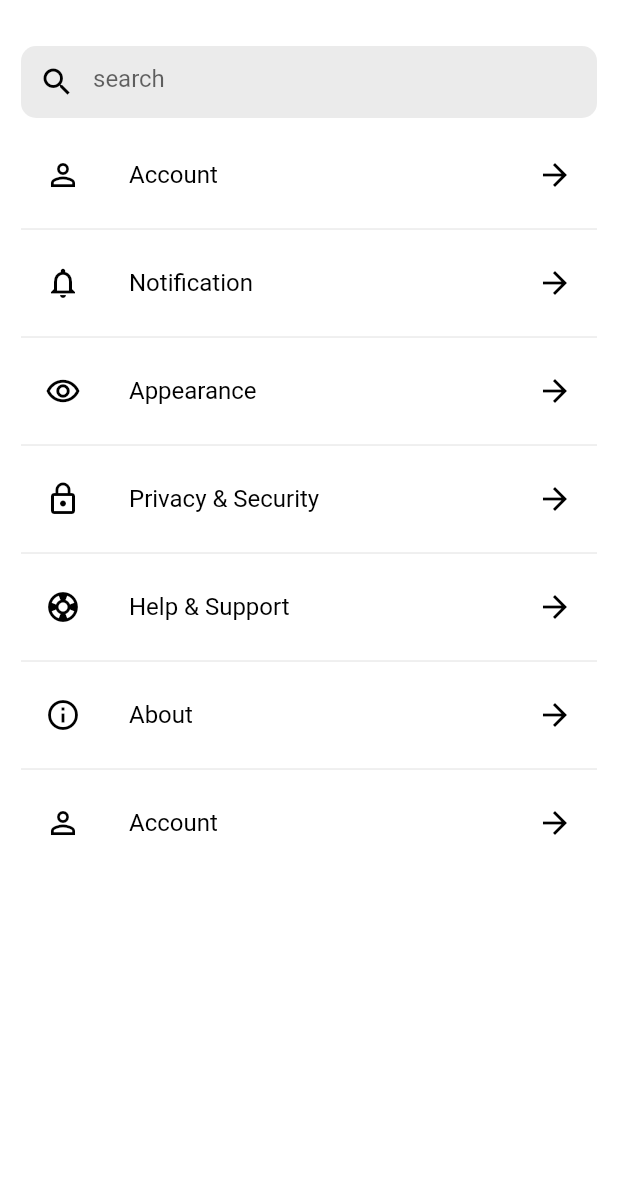
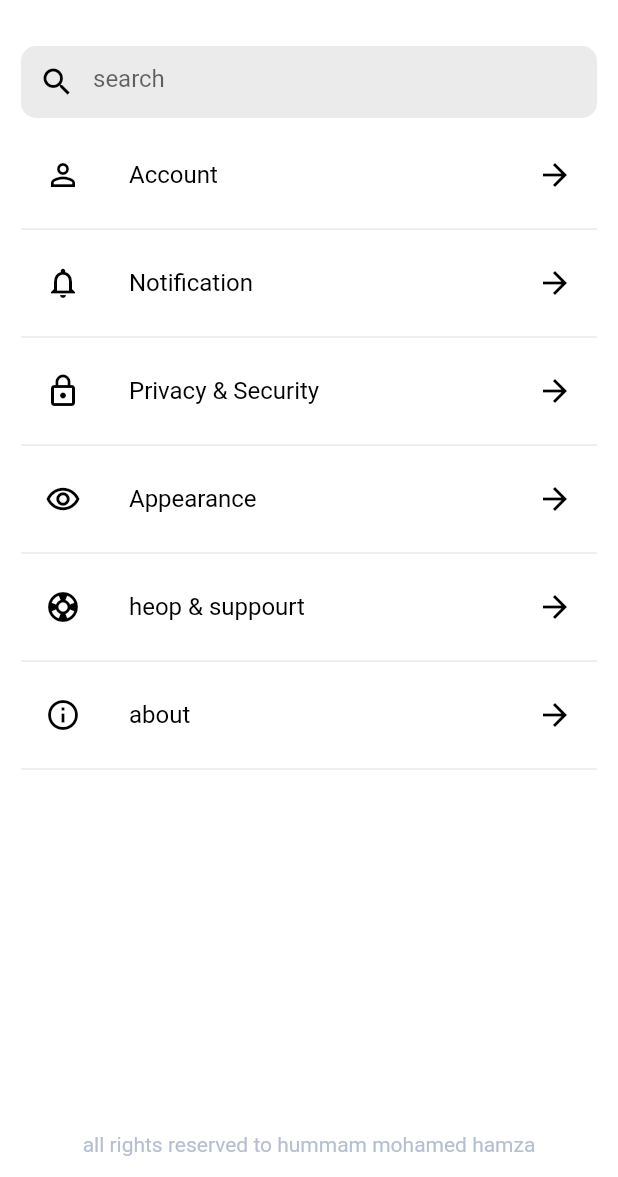
Before and after one commit to malouda0000/my_demo, a Flutter app: the SettingScreen screen opened directly, on a phone screen of 412 x 824 dp, the part 59-1236 px from its top. Run offline on Flutter 3.47's test engine with Material 2 defaults, Android fonts, the phone set to English and light mode, and no system bars; our stand-ins replace flutter_svg, get.

Commit message:
some fixes to the setting screen

```diff
--- a/lib/main.dart
+++ b/lib/main.dart
@@ -1,4 +1,5 @@
 import 'package:flutter/material.dart';
+import 'package:get/get_navigation/src/root/get_material_app.dart';
 import 'package:my_demo/constants.dart';
 import 'package:my_demo/screens/home/my_home_page.dart';
 // import 'dart:ffi';
@@ -15,7 +16,7 @@ class MyApp extends StatelessWidget {
   // This widget is the root of your application.
   @override
   Widget build(BuildContext context) {
-    return MaterialApp(
+    return GetMaterialApp(
       debugShowCheckedModeBanner: false,
       title: 'Flutter Demo',
 
--- a/lib/screens/home/my_home_page.dart
+++ b/lib/screens/home/my_home_page.dart
@@ -19,15 +19,15 @@ class _MyHomePageState extends State<MyHomePage> {
   // GlobalKey<ScaffoldState> ScaffoldGenralKey = GlobalKey<ScaffoldState>();
   @override
   Widget build(BuildContext context) {
-    // return Scaffold(
-    //   drawer: const TheDrawer(),
-    //   appBar: TheAppBar(),
-    //   // drawer: (),
-    //   body: const TheBody(),
-    //   floatingActionButton: const TheFap(),
-    //   bottomNavigationBar: const TheBottomeNavBar(),
-    // );
+    return Scaffold(
+      drawer: const TheDrawer(),
+      appBar: TheAppBar(),
+      // drawer: (),
+      body: const TheBody(),
+      floatingActionButton: const TheFap(),
+      bottomNavigationBar: const TheBottomeNavBar(),
+    );
 
-    return SettingScreen();
+    // return SettingScreen();
   }
 }
--- /dev/null
+++ b/lib/screens/setting/search_box.dart
@@ -0,0 +1,33 @@
+import 'package:flutter/material.dart';
+import 'package:my_demo/constants.dart';
+
+class SearchBox extends StatelessWidget {
+  const SearchBox({
+    Key? key,
+    required this.size,
+  }) : super(key: key);
+
+  final Size size;
+
+  @override
+  Widget build(BuildContext context) {
+    return Container(
+      alignment: Alignment.center,
+      decoration: BoxDecoration(
+        borderRadius: BorderRadius.circular(10),
+        color: kGrayColor,
+      ),
+      width: size.width,
+      child: const TextField(
+        decoration: InputDecoration(
+          border: InputBorder.none,
+          hintText: 'search',
+          prefixIcon: Icon(
+            Icons.search_outlined,
+            color: kTextBlacColor,
+          ),
+        ),
+      ),
+    );
+  }
+}
--- /dev/null
+++ b/lib/screens/setting/settign_list_tile.dart
@@ -0,0 +1,40 @@
+import 'package:flutter/material.dart';
+import 'package:my_demo/constants.dart';
+
+class SettingListTile extends StatelessWidget {
+  final String theTitle;
+  final IconData theIcon;
+  Function theFunction;
+  SettingListTile({
+    Key? key,
+    required this.theTitle,
+    required this.theIcon,
+    required this.theFunction,
+  }) : super(key: key);
+
+  @override
+  Widget build(BuildContext context) {
+    return Column(
+      children: [
+        ListTile(
+          leading: Icon(
+            theIcon,
+            color: kTextBlacColor,
+          ),
+          title: Text(theTitle,
+              style: TextStyle(
+                color: kTextBlacColor,
+              )),
+          trailing: Icon(
+            Icons.arrow_forward,
+            color: kTextBlacColor,
+          ),
+          onTap: () {
+            theFunction;
+          },
+        ),
+        Divider(),
+      ],
+    );
+  }
+}
--- a/lib/screens/setting/setting_screen.dart
+++ b/lib/screens/setting/setting_screen.dart
@@ -1,7 +1,7 @@
 import 'package:flutter/material.dart';
-import 'package:flutter/services.dart';
 import 'package:my_demo/constants.dart';
-import 'package:my_demo/screens/home/components/the_app_bar.dart';
+import 'package:my_demo/screens/setting/search_box.dart';
+import 'package:my_demo/screens/setting/settign_list_tile.dart';
 import 'package:my_demo/widgets/the_drawer.dart';
 
 class SettingScreen extends StatelessWidget {
@@ -42,132 +42,45 @@ class SettingScreen extends StatelessWidget {
           // mainAxisAlignment: MainAxisAlignment.center,
           crossAxisAlignment: CrossAxisAlignment.center,
           children: [
-            Container(
-              alignment: Alignment.center,
-              decoration: BoxDecoration(
-                borderRadius: BorderRadius.circular(10),
-                color: kGrayColor,
-              ),
-              width: size.width,
-              child: const TextField(
-                decoration: InputDecoration(
-                  border: InputBorder.none,
-                  hintText: 'search',
-                  prefixIcon: Icon(
-                    Icons.search_outlined,
-                    color: kTextBlacColor,
-                  ),
-                ),
-              ),
-            ),
+            SearchBox(size: size),
             const SizedBox(
               // height: size.height * .0,
               height: 10,
             ),
-            const ListTile(
-              leading: Icon(
-                Icons.person_outline,
-                color: kTextBlacColor,
-              ),
-              title: Text('Account',
-                  style: TextStyle(
-                    color: kTextBlacColor,
-                  )),
-              trailing: Icon(
-                Icons.arrow_forward,
-                color: kTextBlacColor,
-              ),
+            SettingListTile(
+              theTitle: 'Account',
+              theIcon: Icons.person_outline,
+              theFunction: () {},
             ),
-            Divider(),
-            const ListTile(
-              leading: Icon(
-                Icons.notifications_outlined,
-                color: kTextBlacColor,
-              ),
-              title: Text('Notification',
-                  style: TextStyle(
-                    color: kTextBlacColor,
-                  )),
-              trailing: Icon(
-                Icons.arrow_forward,
-                color: kTextBlacColor,
-              ),
+            SettingListTile(
+              theTitle: 'Notification',
+              theIcon: Icons.notifications_outlined,
+              theFunction: () {},
             ),
-            Divider(),
-            const ListTile(
-              leading: Icon(
-                Icons.remove_red_eye_outlined,
-                color: kTextBlacColor,
-              ),
-              title: Text('Appearance',
-                  style: TextStyle(
-                    color: kTextBlacColor,
-                  )),
-              trailing: Icon(
-                Icons.arrow_forward,
-                color: kTextBlacColor,
-              ),
+            SettingListTile(
+              theTitle: 'Privacy & Security',
+              theIcon: Icons.lock_outline,
+              theFunction: () {},
             ),
-            Divider(),
-            const ListTile(
-              leading: Icon(
-                Icons.lock_outline,
-                color: kTextBlacColor,
-              ),
-              title: Text('Privacy & Security',
-                  style: TextStyle(
-                    color: kTextBlacColor,
-                  )),
-              trailing: Icon(
-                Icons.arrow_forward,
-                color: kTextBlacColor,
-              ),
+            SettingListTile(
+              theTitle: 'Appearance',
+              theIcon: Icons.remove_red_eye_outlined,
+              theFunction: () {},
             ),
-            Divider(),
-            const ListTile(
-              leading: Icon(
-                Icons.support_outlined,
-                color: kTextBlacColor,
-              ),
-              title: Text('Help & Support',
-                  style: TextStyle(
-                    color: kTextBlacColor,
-                  )),
-              trailing: Icon(
-                Icons.arrow_forward,
-                color: kTextBlacColor,
-              ),
+            SettingListTile(
+              theTitle: 'heop & suppourt',
+              theIcon: Icons.support_outlined,
+              theFunction: () {},
             ),
-            Divider(),
-            const ListTile(
-              leading: Icon(
-                Icons.info_outline,
-                color: kTextBlacColor,
-              ),
-              title: Text('About',
-                  style: TextStyle(
-                    color: kTextBlacColor,
-                  )),
-              trailing: Icon(
-                Icons.arrow_forward,
-                color: kTextBlacColor,
-              ),
+            SettingListTile(
+              theTitle: 'about',
+              theIcon: Icons.info_outline,
+              theFunction: () {},
             ),
-            Divider(),
-            const ListTile(
-              leading: Icon(
-                Icons.person_outline,
-                color: kTextBlacColor,
-              ),
-              title: Text('Account',
-                  style: TextStyle(
-                    color: kTextBlacColor,
-                  )),
-              trailing: Icon(
-                Icons.arrow_forward,
-                color: kTextBlacColor,
-              ),
-            ),
+            Spacer(),
+            Center(
+              child: Text('all rights reserved to hummam mohamed hamza'),
+            )
           ],
         ),
       ),
--- a/lib/widgets/bottom_nav_bar.dart
+++ b/lib/widgets/bottom_nav_bar.dart
@@ -1,9 +1,11 @@
 import 'package:flutter/material.dart';
 import 'package:flutter_svg/svg.dart';
+import 'package:http/http.dart';
 import 'package:my_demo/constants.dart';
 import 'package:my_demo/screens/about%20screen/about_screen.dart';
 import 'package:my_demo/screens/detials%20screen/detials_screen.dart';
 import 'package:my_demo/screens/home/my_home_page.dart';
+import 'package:get/get.dart';
 import 'package:my_demo/screens/setting/setting_screen.dart';
 
 class TheBottomeNavBar extends StatelessWidget {
@@ -35,19 +37,7 @@ class TheBottomeNavBar extends StatelessWidget {
       child: Row(
         mainAxisAlignment: MainAxisAlignment.spaceBetween,
         children: [
-          IconButton(
-            onPressed: () {
-              Navigator.push(
-                context,
-                MaterialPageRoute(
-                  builder: (context) {
-                    return const MyHomePage();
-                  },
-                ),
-              );
-            },
-            icon: SvgPicture.asset('assets/icons/home.svg'),
-          ),
+          bottomeNavBarIcon(),
           IconButton(
             onPressed: () {
               Navigator.push(
@@ -78,20 +68,29 @@ class TheBottomeNavBar extends StatelessWidget {
             ),
           ),
           IconButton(
-            onPressed: () {
-              Navigator.push(
-                context,
-                MaterialPageRoute(
-                  builder: (context) {
-                    return const SettingScreen();
-                  },
-                ),
-              );
-            },
+            onPressed: () {},
             icon: SvgPicture.asset('assets/icons/person.svg'),
           ),
         ],
       ),
+    );
+  }
+}
+
+class bottomeNavBarIcon extends StatelessWidget {
+  const bottomeNavBarIcon({
+    Key? key,
+  }) : super(key: key);
+
+  @override
+  Widget build(BuildContext context) {
+    return IconButton(
+      onPressed: () {
+        Get.offAll(() {
+          SettingScreen();
+        });
+      },
+      icon: SvgPicture.asset('assets/icons/home.svg'),
     );
   }
 }
```
